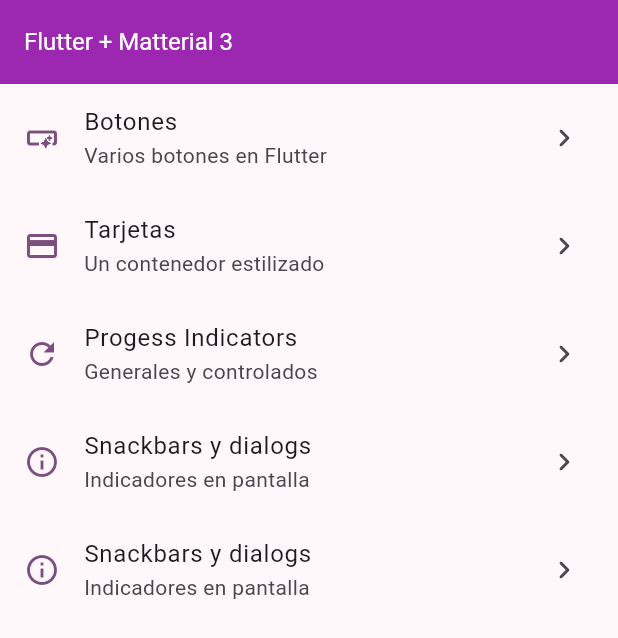
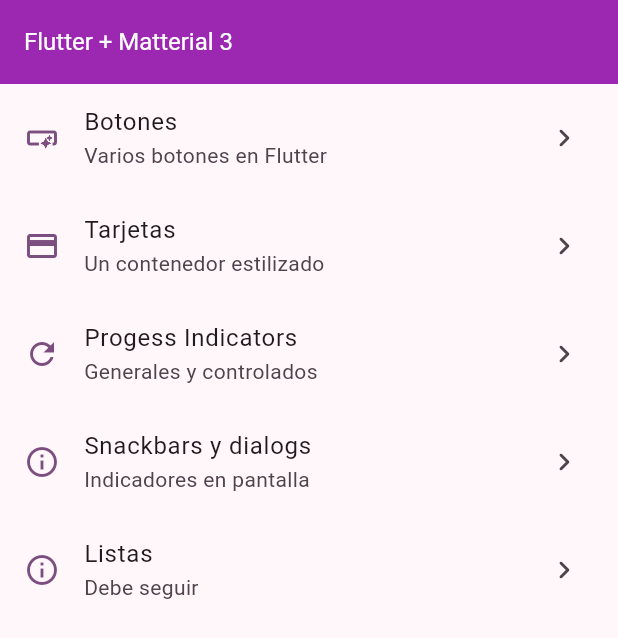
Before and after one commit to devb09/widgets_app, a Flutter app: the screen it shows after launch, on a phone screen of 412 x 824 dp. Shown: the top 638 px of the screen. Run offline on Flutter 3.47's test engine with Material 2 defaults, Android fonts, the phone set to English and light mode, and no system bars; our stand-ins replace go_router.

Commit message:
Menu listas

```diff
--- a/lib/config/menu/menu_items.dart
+++ b/lib/config/menu/menu_items.dart
@@ -35,8 +35,8 @@ const appMenuTiems = <MenuItem>[
       link: '/snackbars',
       icon: Icons.info_outline),
   MenuItem(
-      title: 'Snackbars y dialogs',
-      subTitle: 'Indicadores en pantalla',
+      title: 'Listas',
+      subTitle: 'Debe seguir',
       link: '/snackbars',
       icon: Icons.info_outline),
 ];
```
